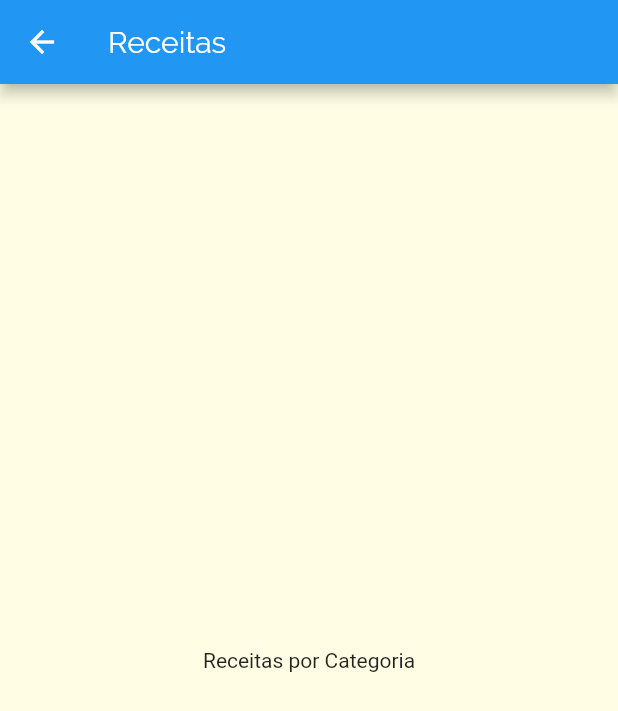
After one commit to sergiohideki/appmeal, a Flutter app: the screen it shows after launch, after a tap on "Italiano", on a phone screen of 412 x 824 dp. The commit adds this screen. Shown: the top 711 px of the screen. Run offline on Flutter 3.47's test engine with Material 2 defaults, Android fonts, the phone set to English and light mode, and no system bars.

Commit message:
Navegando para uma nova tela

```diff
--- a/meals/lib/components/category_item.dart
+++ b/meals/lib/components/category_item.dart
@@ -1,15 +1,30 @@
 import 'package:flutter/material.dart';
 
 import '../models/category.dart';
+import '../screens/categories_meals_screen.dart';
 
 class CategoryItem extends StatelessWidget {
   final Category category;
 
   const CategoryItem(this.category);
 
+  void _selectCategory(BuildContext context) {
+    Navigator.of(context).push(
+      MaterialPageRoute(
+        builder: (_) {
+          return CategoriesmealsScreen();
+        },
+      ),
+    );
+  }
+
   @override
   Widget build(BuildContext context) {
-    return Container(
+    return InkWell(
+      onTap: () => _selectCategory(context),
+      splashColor: Theme.of(context).primaryColor,
+      borderRadius: BorderRadius.circular(15),
+      child: Container(
         padding: EdgeInsets.all(15),
         child: Text(
           category.title,
@@ -26,6 +41,7 @@ class CategoryItem extends StatelessWidget {
             end: Alignment.bottomRight,
           ),
         ),
+      ),
     );
   }
 }
--- /dev/null
+++ b/meals/lib/screens/categories_meals_screen.dart
@@ -0,0 +1,15 @@
+import 'package:flutter/material.dart';
+
+class CategoriesmealsScreen extends StatelessWidget {
+  @override
+  Widget build(BuildContext context) {
+    return Scaffold(
+      appBar: AppBar(
+        title: Text('Receitas'),
+      ),
+      body: Center(
+        child: Text('Receitas por Categoria'),
+      ),
+    );
+  }
+}
```
Lines whose indentation alone changed are shown as unchanged.
